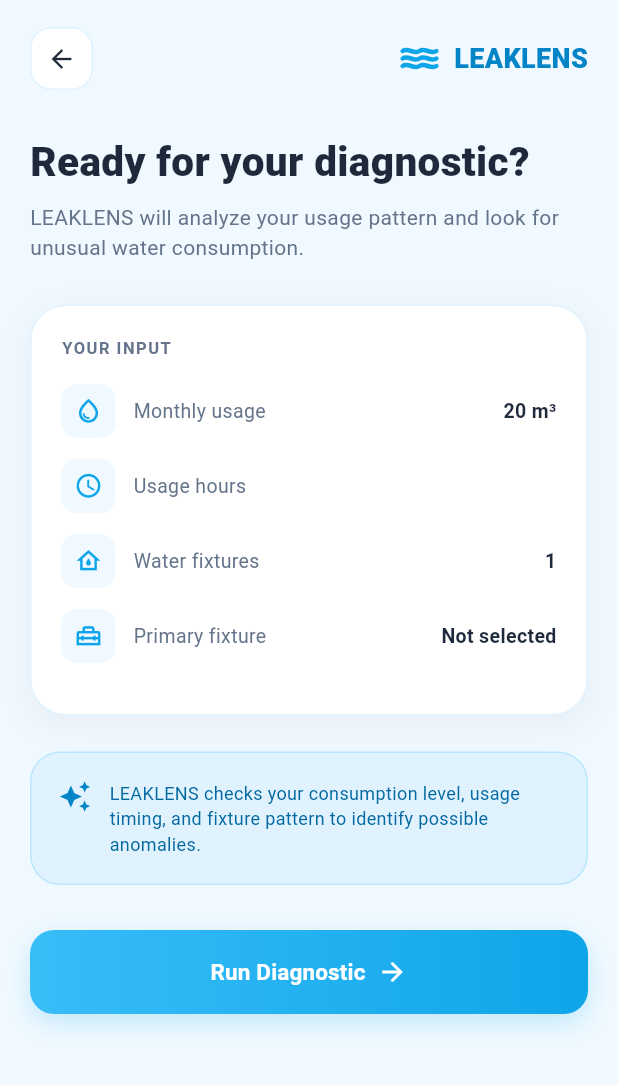
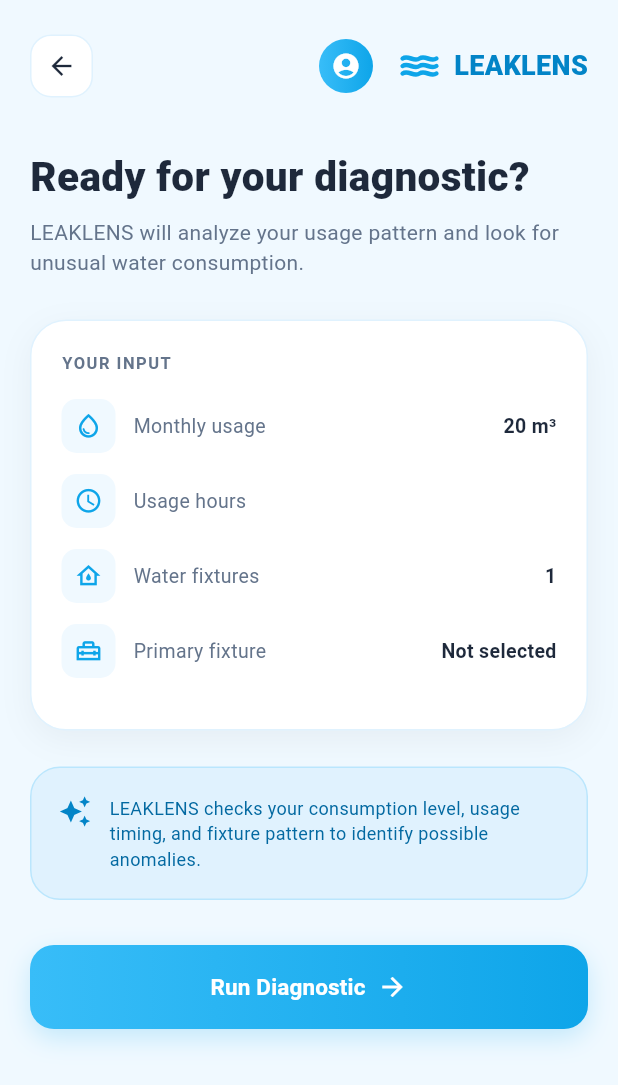
Before and after one commit to manar09-code/leaklens, a Flutter app: the DiagnosticScreen screen opened directly with empty values, on a phone screen of 412 x 824 dp. Shown: the top 1085 px of the screen. Run offline on Flutter 3.47's test engine with Material 3 defaults, Android fonts, the phone set to English and light mode, and no system bars; our stand-ins replace flutter_svg; accounts and stored records are empty; Roboto replaces fonts that are missing (Arial).

Commit message:
add profile settings navigation to diagnostic

```diff
--- a/mobile/lib/screens/diagnostic_screen.dart
+++ b/mobile/lib/screens/diagnostic_screen.dart
@@ -127,6 +127,35 @@
         const Spacer(),
         Row(
           children: [
+          IconButton(
+            tooltip: 'Profile & Settings',
+            onPressed: () {
+              Navigator.push(
+                context,
+                MaterialPageRoute(
+                  builder: (_) => SettingsScreen(
+                    diagnosticState: widget.diagnosticState,
+                  ),
+                ),
+              );
+            },
+            icon: Container(
+              width: 36,
+              height: 36,
+              decoration: BoxDecoration(
+                gradient: const LinearGradient(
+                  colors: [Color(0xFF38BDF8), Color(0xFF0EA5E9)],
+                ),
+                shape: BoxShape.circle,
+              ),
+              child: const Icon(
+                Icons.account_circle,
+                color: Colors.white,
+                size: 20,
+              ),
+            ),
+          ),
+            const SizedBox(width: 8),
             SizedBox(
               width: 30,
               height: 30,
```
